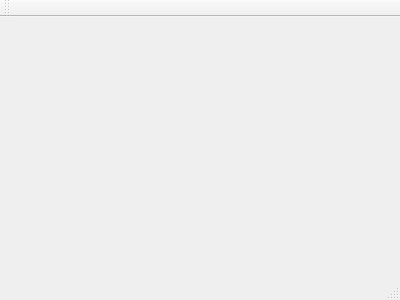
This is mainwindow.ui in dakcarto/QGIS-Auth as Qt 5 draws it before an edit. The edited form follows.
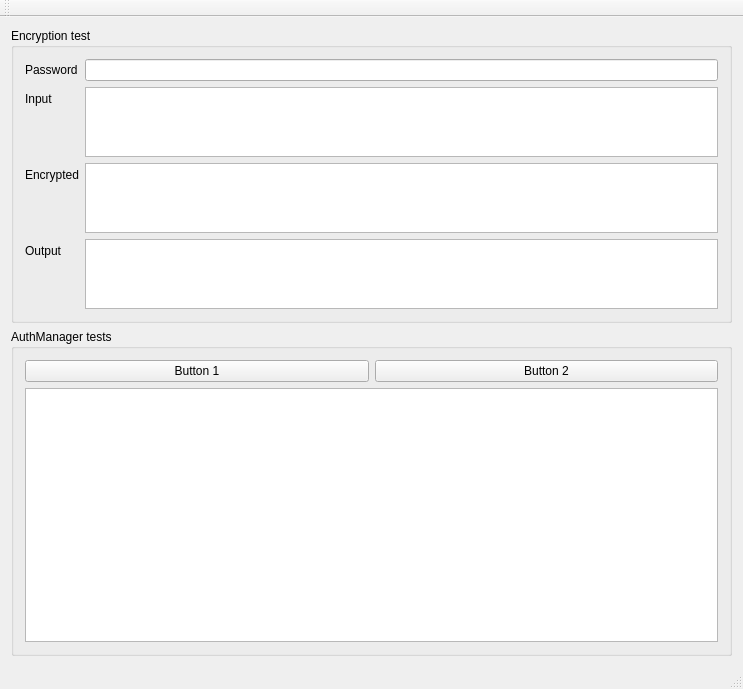
This is the edited form.

Commit message: Add config, encrypt classes; update database access; start master pass

The edit to the form file:
```diff
--- a/mainwindow.ui
+++ b/mainwindow.ui
@@ -1,24 +1,135 @@
 <ui version="4.0">
  <class>MainWindow</class>
- <widget class="QMainWindow" name="MainWindow" >
-  <property name="geometry" >
+ <widget class="QMainWindow" name="MainWindow">
+  <property name="geometry">
    <rect>
     <x>0</x>
     <y>0</y>
-    <width>400</width>
-    <height>300</height>
+    <width>743</width>
+    <height>689</height>
    </rect>
   </property>
   <property name="windowTitle" >
    <string>MainWindow</string>
   </property>
-  <widget class="QMenuBar" name="menuBar" />
-  <widget class="QToolBar" name="mainToolBar" />
-  <widget class="QWidget" name="centralWidget" />
-  <widget class="QStatusBar" name="statusBar" />
+  <widget class="QWidget" name="centralWidget">
+   <layout class="QGridLayout" name="gridLayout">
+    <item row="0" column="0">
+     <widget class="QGroupBox" name="groupBox">
+      <property name="sizePolicy">
+       <sizepolicy hsizetype="Preferred" vsizetype="Preferred">
+        <horstretch>0</horstretch>
+        <verstretch>2</verstretch>
+       </sizepolicy>
+      </property>
+      <property name="title">
+       <string>Encryption test</string>
+      </property>
+      <layout class="QFormLayout" name="formLayout">
+       <property name="fieldGrowthPolicy">
+        <enum>QFormLayout::ExpandingFieldsGrow</enum>
+       </property>
+       <property name="labelAlignment">
+        <set>Qt::AlignLeading|Qt::AlignLeft|Qt::AlignVCenter</set>
+       </property>
+       <item row="0" column="0">
+        <widget class="QLabel" name="label_4">
+         <property name="text">
+          <string>Password</string>
+         </property>
+        </widget>
+       </item>
+       <item row="2" column="0">
+        <widget class="QLabel" name="label">
+         <property name="text">
+          <string>Input</string>
+         </property>
+        </widget>
+       </item>
+       <item row="4" column="0">
+        <widget class="QLabel" name="label_2">
+         <property name="text">
+          <string>Encrypted</string>
+         </property>
+        </widget>
+       </item>
+       <item row="6" column="0">
+        <widget class="QLabel" name="label_3">
+         <property name="text">
+          <string>Output</string>
+         </property>
+        </widget>
+       </item>
+       <item row="0" column="1">
+        <widget class="QLineEdit" name="lePassword"/>
+       </item>
+       <item row="2" column="1">
+        <widget class="QPlainTextEdit" name="teEncryptIn"/>
+       </item>
+       <item row="4" column="1">
+        <widget class="QPlainTextEdit" name="teEncryptCrypt"/>
+       </item>
+       <item row="6" column="1">
+        <widget class="QPlainTextEdit" name="teEncryptOut"/>
+       </item>
+      </layout>
+     </widget>
+    </item>
+    <item row="1" column="0">
+     <widget class="QGroupBox" name="groupBox_2">
+      <property name="sizePolicy">
+       <sizepolicy hsizetype="Preferred" vsizetype="Preferred">
+        <horstretch>0</horstretch>
+        <verstretch>3</verstretch>
+       </sizepolicy>
+      </property>
+      <property name="title">
+       <string>AuthManager tests</string>
+      </property>
+      <layout class="QGridLayout" name="gridLayout_2">
+       <item row="1" column="0" colspan="2">
+        <widget class="QPlainTextEdit" name="teOut"/>
+       </item>
+       <item row="0" column="1">
+        <widget class="QPushButton" name="btnTwo">
+         <property name="text">
+          <string>Button 2</string>
+         </property>
+        </widget>
+       </item>
+       <item row="0" column="0">
+        <widget class="QPushButton" name="btnOne">
+         <property name="text">
+          <string>Button 1</string>
+         </property>
+        </widget>
+       </item>
+      </layout>
+     </widget>
+    </item>
+   </layout>
+  </widget>
+  <widget class="QMenuBar" name="menuBar">
+   <property name="geometry">
+    <rect>
+     <x>0</x>
+     <y>0</y>
+     <width>743</width>
+     <height>22</height>
+    </rect>
+   </property>
+  </widget>
+  <widget class="QToolBar" name="mainToolBar">
+   <attribute name="toolBarArea">
+    <enum>TopToolBarArea</enum>
+   </attribute>
+   <attribute name="toolBarBreak">
+    <bool>false</bool>
+   </attribute>
+  </widget>
+  <widget class="QStatusBar" name="statusBar"/>
  </widget>
- <layoutDefault spacing="6" margin="11" />
- <pixmapfunction></pixmapfunction>
+ <layoutdefault spacing="6" margin="11"/>
  <resources/>
  <connections/>
 </ui>
```
Left out of the diff: 3 changed lines with no effect on the pictures. The commit also changes 12 other files.
